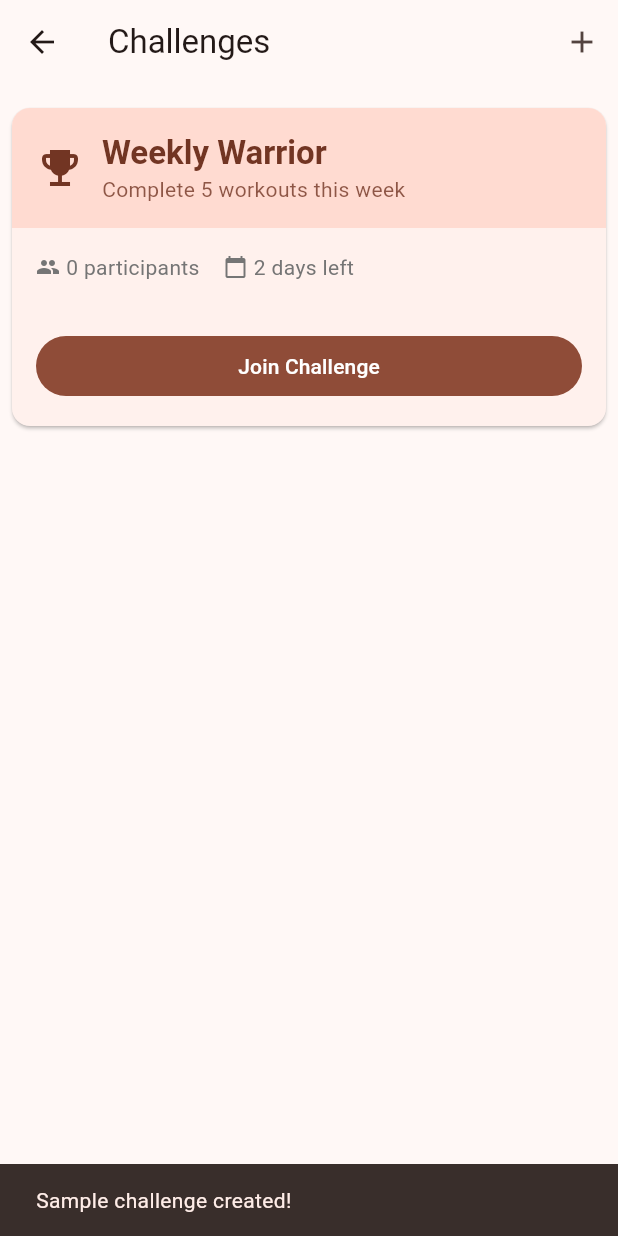
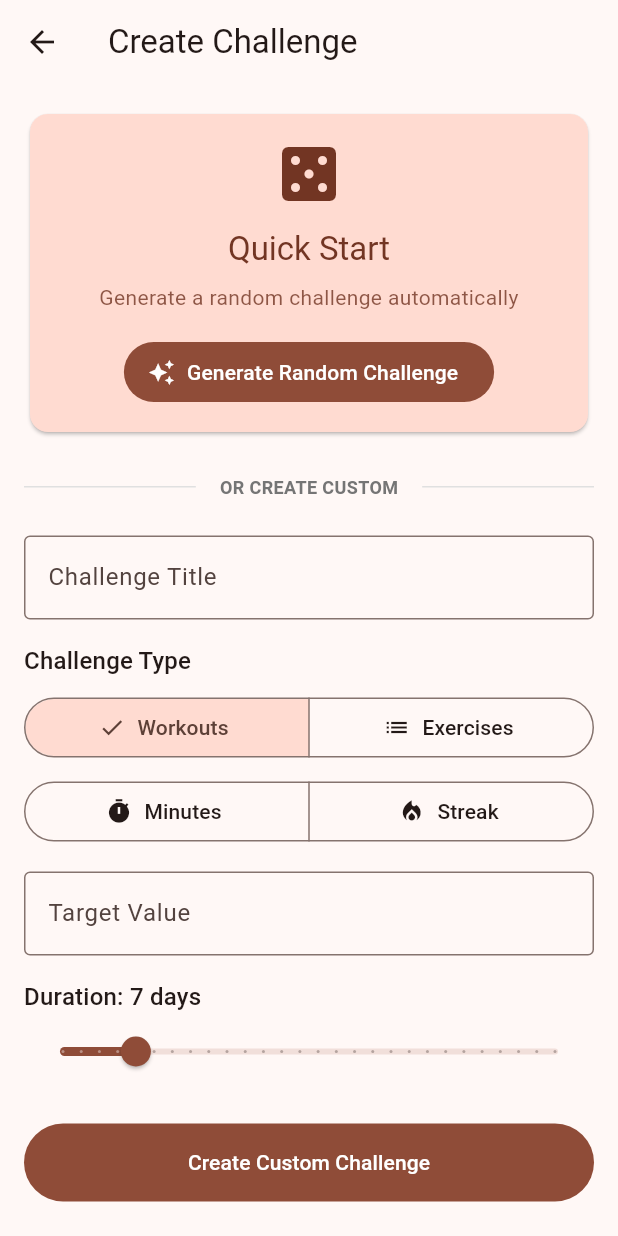
Before and after one commit to rishitaido/MAD_Project2, a Flutter app: the ChallengesScreen screen opened directly, after a tap on the "add" icon, on a phone screen of 412 x 824 dp. Run offline on Flutter 3.47's test engine with Material 3 defaults, Android fonts, the phone set to English and light mode, and no system bars; our stand-ins replace cloud_firestore, firebase_auth, firebase_core, fl_chart, google_sign_in; accounts and stored records are empty.

Commit message:
Updated Challeneges screen to have random challenges

```diff
--- a/lib/models/challenge_model.dart
+++ b/lib/models/challenge_model.dart
@@ -1,15 +1,22 @@
 import 'package:cloud_firestore/cloud_firestore.dart';
+
+enum ChallengeType {
+  totalWorkouts,
+  totalExercises,
+  totalMinutes,
+  consecutiveDays,
+}
 
 class ChallengeModel {
   final String id;
   final String title;
   final String description;
-  final String type; // 'workouts', 'exercises', 'duration'
+  final ChallengeType type;
   final int targetValue;
   final DateTime startDate;
   final DateTime endDate;
   final List<String> participants;
-  final Map<String, int> leaderboard; // userId: count
+  final Map<String, int> leaderboard;
 
   ChallengeModel({
     required this.id,
@@ -28,11 +35,37 @@ class ChallengeModel {
     return now.isAfter(startDate) && now.isBefore(endDate);
   }
 
+  String get typeString {
+    switch (type) {
+      case ChallengeType.totalWorkouts:
+        return 'workouts';
+      case ChallengeType.totalExercises:
+        return 'exercises';
+      case ChallengeType.totalMinutes:
+        return 'minutes';
+      case ChallengeType.consecutiveDays:
+        return 'days';
+    }
+  }
+
+  static ChallengeType typeFromString(String str) {
+    switch (str) {
+      case 'exercises':
+        return ChallengeType.totalExercises;
+      case 'minutes':
+        return ChallengeType.totalMinutes;
+      case 'days':
+        return ChallengeType.consecutiveDays;
+      default:
+        return ChallengeType.totalWorkouts;
+    }
+  }
+
   Map<String, dynamic> toMap() {
     return {
       'title': title,
       'description': description,
-      'type': type,
+      'type': typeString,
       'targetValue': targetValue,
       'startDate': Timestamp.fromDate(startDate),
       'endDate': Timestamp.fromDate(endDate),
@@ -46,7 +79,7 @@ class ChallengeModel {
       id: docId,
       title: map['title'] ?? '',
       description: map['description'] ?? '',
-      type: map['type'] ?? 'workouts',
+      type: typeFromString(map['type'] ?? 'workouts'),
       targetValue: map['targetValue'] ?? 0,
       startDate: (map['startDate'] as Timestamp).toDate(),
       endDate: (map['endDate'] as Timestamp).toDate(),
--- a/lib/screens/home/challenges_screen.dart
+++ b/lib/screens/home/challenges_screen.dart
@@ -1,4 +1,5 @@
 import 'package:flutter/material.dart';
+import 'package:project_2/screens/home/create_challenge_screen.dart';
 import 'package:provider/provider.dart';
 import '../../models/challenge_model.dart';
 import '../../models/user_model.dart';
@@ -19,14 +20,13 @@ class ChallengesScreen extends StatelessWidget {
         actions: [
           IconButton(
             icon: const Icon(Icons.add),
-            onPressed: () async {
-              // Create a sample challenge for testing
-              await dbService.createSampleChallenge();
-              if (context.mounted) {
-                ScaffoldMessenger.of(context).showSnackBar(
-                  const SnackBar(content: Text('Sample challenge created!')),
-                );
-              }
+            onPressed: () {
+              Navigator.push(
+                context,
+                MaterialPageRoute(
+                  builder: (context) => const CreateChallengeScreen(),
+                ),
+              );
             },
           ),
         ],
--- /dev/null
+++ b/lib/screens/home/create_challenge_screen.dart
@@ -0,0 +1,306 @@
+import 'package:flutter/material.dart';
+import '../../models/challenge_model.dart';
+import '../../services/challenge_generator.dart';
+import '../../services/database_service.dart';
+
+class CreateChallengeScreen extends StatefulWidget {
+  const CreateChallengeScreen({super.key});
+
+  @override
+  State<CreateChallengeScreen> createState() => _CreateChallengeScreenState();
+}
+
+class _CreateChallengeScreenState extends State<CreateChallengeScreen> {
+  final _titleController = TextEditingController();
+  final _targetController = TextEditingController();
+  ChallengeType _selectedType = ChallengeType.totalWorkouts;
+  int _duration = 7;
+  bool _isLoading = false;
+
+  @override
+  void dispose() {
+    _titleController.dispose();
+    _targetController.dispose();
+    super.dispose();
+  }
+
+  Future<void> _createChallenge() async {
+    if (_titleController.text.isEmpty || _targetController.text.isEmpty) {
+      ScaffoldMessenger.of(context).showSnackBar(
+        const SnackBar(
+          content: Text('Please fill in all fields'),
+          backgroundColor: Colors.orange,
+        ),
+      );
+      return;
+    }
+
+    setState(() => _isLoading = true);
+
+    try {
+      final challenge = ChallengeGenerator.createCustomChallenge(
+        title: _titleController.text,
+        type: _selectedType,
+        targetValue: int.parse(_targetController.text),
+        durationDays: _duration,
+      );
+
+      await DatabaseService().createChallenge(challenge);
+
+      if (mounted) {
+        Navigator.pop(context);
+        ScaffoldMessenger.of(context).showSnackBar(
+          const SnackBar(
+            content: Text('Challenge created! 🏆'),
+            backgroundColor: Colors.green,
+          ),
+        );
+      }
+    } catch (e) {
+      if (mounted) {
+        ScaffoldMessenger.of(context).showSnackBar(
+          SnackBar(
+            content: Text('Error: $e'),
+            backgroundColor: Colors.red,
+          ),
+        );
+      }
+    } finally {
+      if (mounted) {
+        setState(() => _isLoading = false);
+      }
+    }
+  }
+
+  Future<void> _generateRandomChallenge() async {
+    setState(() => _isLoading = true);
+
+    try {
+      final challenge = ChallengeGenerator.generateRandomChallenge(
+        durationDays: _duration,
+      );
+
+      await DatabaseService().createChallenge(challenge);
+
+      if (mounted) {
+        Navigator.pop(context);
+        ScaffoldMessenger.of(context).showSnackBar(
+          const SnackBar(
+            content: Text('Random challenge created! 🎲'),
+            backgroundColor: Colors.green,
+          ),
+        );
+      }
+    } catch (e) {
+      if (mounted) {
+        ScaffoldMessenger.of(context).showSnackBar(
+          SnackBar(
+            content: Text('Error: $e'),
+            backgroundColor: Colors.red,
+          ),
+        );
+      }
+    } finally {
+      if (mounted) {
+        setState(() => _isLoading = false);
+      }
+    }
+  }
+
+  @override
+  Widget build(BuildContext context) {
+    return Scaffold(
+      appBar: AppBar(
+        title: const Text('Create Challenge'),
+      ),
+      body: SingleChildScrollView(
+        padding: const EdgeInsets.all(16),
+        child: Column(
+          crossAxisAlignment: CrossAxisAlignment.stretch,
+          children: [
+            // Random challenge button
+            Card(
+              color: Theme.of(context).colorScheme.primaryContainer,
+              child: Padding(
+                padding: const EdgeInsets.all(16),
+                child: Column(
+                  children: [
+                    Icon(
+                      Icons.casino,
+                      size: 48,
+                      color: Theme.of(context).colorScheme.onPrimaryContainer,
+                    ),
+                    const SizedBox(height: 12),
+                    Text(
+                      'Quick Start',
+                      style: Theme.of(context).textTheme.titleLarge?.copyWith(
+                            color: Theme.of(context).colorScheme.onPrimaryContainer,
+                          ),
+                    ),
+                    const SizedBox(height: 8),
+                    Text(
+                      'Generate a random challenge automatically',
+                      textAlign: TextAlign.center,
+                      style: TextStyle(
+                        color: Theme.of(context)
+                            .colorScheme
+                            .onPrimaryContainer
+                            .withOpacity(0.8),
+                      ),
+                    ),
+                    const SizedBox(height: 16),
+                    FilledButton.icon(
+                      onPressed: _isLoading ? null : _generateRandomChallenge,
+                      icon: const Icon(Icons.auto_awesome),
+                      label: const Text('Generate Random Challenge'),
+                    ),
+                  ],
+                ),
+              ),
+            ),
+            const SizedBox(height: 24),
+
+            // Divider
+            Row(
+              children: [
+                Expanded(child: Divider(color: Colors.grey[300])),
+                Padding(
+                  padding: const EdgeInsets.symmetric(horizontal: 16),
+                  child: Text(
+                    'OR CREATE CUSTOM',
+                    style: TextStyle(
+                      color: Colors.grey[600],
+                      fontWeight: FontWeight.bold,
+                      fontSize: 12,
+                    ),
+                  ),
+                ),
+                Expanded(child: Divider(color: Colors.grey[300])),
+              ],
+            ),
+            const SizedBox(height: 24),
+
+            // Title
+            TextField(
+              controller: _titleController,
+              decoration: const InputDecoration(
+                labelText: 'Challenge Title',
+                hintText: 'e.g., Beast Week',
+                border: OutlineInputBorder(),
+              ),
+            ),
+            const SizedBox(height: 16),
+
+            // Type selector
+            Text(
+              'Challenge Type',
+              style: Theme.of(context).textTheme.titleMedium,
+            ),
+            const SizedBox(height: 8),
+            SegmentedButton<ChallengeType>(
+              segments: const [
+                ButtonSegment(
+                  value: ChallengeType.totalWorkouts,
+                  label: Text('Workouts'),
+                  icon: Icon(Icons.fitness_center),
+                ),
+                ButtonSegment(
+                  value: ChallengeType.totalExercises,
+                  label: Text('Exercises'),
+                  icon: Icon(Icons.list),
+                ),
+              ],
+              selected: {_selectedType},
+              onSelectionChanged: (Set<ChallengeType> newSelection) {
+                setState(() {
+                  _selectedType = newSelection.first;
+                });
+              },
+            ),
+            const SizedBox(height: 8),
+            SegmentedButton<ChallengeType>(
+              segments: const [
+                ButtonSegment(
+                  value: ChallengeType.totalMinutes,
+                  label: Text('Minutes'),
+                  icon: Icon(Icons.timer),
+                ),
+                ButtonSegment(
+                  value: ChallengeType.consecutiveDays,
+                  label: Text('Streak'),
+                  icon: Icon(Icons.local_fire_department),
+                ),
+              ],
+              selected: {_selectedType},
+              onSelectionChanged: (Set<ChallengeType> newSelection) {
+                setState(() {
+                  _selectedType = newSelection.first;
+                });
+              },
+            ),
+            const SizedBox(height: 16),
+
+            // Target value
+            TextField(
+              controller: _targetController,
+              keyboardType: TextInputType.number,
+              decoration: InputDecoration(
+                labelText: 'Target Value',
+                hintText: _getTargetHint(),
+                border: const OutlineInputBorder(),
+              ),
+            ),
+            const SizedBox(height: 16),
+
+            // Duration slider
+            Text(
+              'Duration: $_duration days',
+              style: Theme.of(context).textTheme.titleMedium,
+            ),
+            Slider(
+              value: _duration.toDouble(),
+              min: 3,
+              max: 30,
+              divisions: 27,
+              label: '$_duration days',
+              onChanged: (value) {
+                setState(() {
+                  _duration = value.toInt();
+                });
+              },
+            ),
+            const SizedBox(height: 24),
+
+            // Create button
+            FilledButton(
+              onPressed: _isLoading ? null : _createChallenge,
+              style: FilledButton.styleFrom(
+                padding: const EdgeInsets.symmetric(vertical: 16),
+              ),
+              child: _isLoading
+                  ? const SizedBox(
+                      height: 20,
+                      width: 20,
+                      child: CircularProgressIndicator(strokeWidth: 2),
+                    )
+                  : const Text('Create Custom Challenge'),
+            ),
+          ],
+        ),
+      ),
+    );
+  }
+
+  String _getTargetHint() {
+    switch (_selectedType) {
+      case ChallengeType.totalWorkouts:
+        return 'e.g., 5';
+      case ChallengeType.totalExercises:
+        return 'e.g., 25';
+      case ChallengeType.totalMinutes:
+        return 'e.g., 120';
+      case ChallengeType.consecutiveDays:
+        return 'e.g., 7';
+    }
+  }
+}
--- /dev/null
+++ b/lib/services/challenge_generator.dart
@@ -0,0 +1,128 @@
+import 'dart:math';
+import '../models/challenge_model.dart';
+
+class ChallengeGenerator {
+  static final Random _random = Random();
+
+  static final List<Map<String, dynamic>> _challengeTemplates = [
+    {
+      'title': 'Weekly Warrior',
+      'description': 'Complete {target} workouts this week',
+      'type': ChallengeType.totalWorkouts,
+      'minTarget': 3,
+      'maxTarget': 7,
+    },
+    {
+      'title': 'Exercise Machine',
+      'description': 'Perform {target} different exercises',
+      'type': ChallengeType.totalExercises,
+      'minTarget': 15,
+      'maxTarget': 30,
+    },
+    {
+      'title': 'Time Grinder',
+      'description': 'Train for {target} minutes total',
+      'type': ChallengeType.totalMinutes,
+      'minTarget': 60,
+      'maxTarget': 180,
+    },
+    {
+      'title': 'Consistency King',
+      'description': 'Workout {target} days in a row',
+      'type': ChallengeType.consecutiveDays,
+      'minTarget': 3,
+      'maxTarget': 7,
+    },
+    {
+      'title': 'Beast Mode Activated',
+      'description': 'Hit {target} workouts before the week ends',
+      'type': ChallengeType.totalWorkouts,
+      'minTarget': 4,
+      'maxTarget': 6,
+    },
+    {
+      'title': 'Volume Master',
+      'description': 'Complete {target} exercises this week',
+      'type': ChallengeType.totalExercises,
+      'minTarget': 20,
+      'maxTarget': 40,
+    },
+    {
+      'title': 'Grind Time',
+      'description': 'Spend {target} minutes training',
+      'type': ChallengeType.totalMinutes,
+      'minTarget': 90,
+      'maxTarget': 150,
+    },
+    {
+      'title': 'Streak Seeker',
+      'description': 'Build a {target}-day workout streak',
+      'type': ChallengeType.consecutiveDays,
+      'minTarget': 4,
+      'maxTarget': 7,
+    },
+  ];
+
+  static ChallengeModel generateRandomChallenge({int durationDays = 7}) {
+    final template = _challengeTemplates[_random.nextInt(_challengeTemplates.length)];
+
+    final minTarget = template['minTarget'] as int;
+    final maxTarget = template['maxTarget'] as int;
+    final targetValue = minTarget + _random.nextInt(maxTarget - minTarget + 1);
+
+    final now = DateTime.now();
+    final startDate = DateTime(now.year, now.month, now.day);
+    final endDate = startDate.add(Duration(days: durationDays));
+
+    return ChallengeModel(
+      id: '',
+      title: template['title'] as String,
+      description: (template['description'] as String).replaceAll('{target}', targetValue.toString()),
+      type: template['type'] as ChallengeType,
+      targetValue: targetValue,
+      startDate: startDate,
+      endDate: endDate,
+      participants: [],
+      leaderboard: {},
+    );
+  }
+
+  static ChallengeModel createCustomChallenge({
+    required String title,
+    required ChallengeType type,
+    required int targetValue,
+    required int durationDays,
+  }) {
+    final now = DateTime.now();
+    final startDate = DateTime(now.year, now.month, now.day);
+    final endDate = startDate.add(Duration(days: durationDays));
+
+    String description;
+    switch (type) {
+      case ChallengeType.totalWorkouts:
+        description = 'Complete $targetValue workouts';
+        break;
+      case ChallengeType.totalExercises:
+        description = 'Perform $targetValue exercises';
+        break;
+      case ChallengeType.totalMinutes:
+        description = 'Train for $targetValue minutes';
+        break;
+      case ChallengeType.consecutiveDays:
+        description = 'Workout $targetValue days in a row';
+        break;
+    }
+
+    return ChallengeModel(
+      id: '',
+      title: title,
+      description: description,
+      type: type,
+      targetValue: targetValue,
+      startDate: startDate,
+      endDate: endDate,
+      participants: [],
+      leaderboard: {},
+    );
+  }
+}
--- a/lib/services/database_service.dart
+++ b/lib/services/database_service.dart
@@ -25,7 +25,7 @@ class DatabaseService {
     await _firestore.collection('users').doc(uid).update(data);
   }
 
-  // Add workout also send to screen so it shows up
+  // Add workout
   Future<String> addWorkout(WorkoutModel workout) async {
     final docRef = await _firestore.collection('workouts').add(workout.toMap());
     return docRef.id;
@@ -46,7 +46,6 @@ class DatabaseService {
           return workouts;
         });
   }
-
 
   // Get public feed
   Stream<List<WorkoutModel>> getPublicFeed() {
@@ -69,6 +68,7 @@ class DatabaseService {
     String? userPhoto,
     String? caption,
   }) async {
+    try {
       final post = {
         'workoutId': workoutId,
         'userId': userId,
@@ -80,6 +80,11 @@ class DatabaseService {
         'commentCount': 0,
       };
       await _firestore.collection('posts').add(post);
+      print('✅ Post created successfully');
+    } catch (e) {
+      print('❌ Error creating post: $e');
+      rethrow;
+    }
   }
 
   // Get feed posts
@@ -163,6 +168,11 @@ class DatabaseService {
     });
   }
 
+  // Create challenge
+  Future<void> createChallenge(ChallengeModel challenge) async {
+    await _firestore.collection('challenges').add(challenge.toMap());
+  }
+
   // Update challenge progress (call this when user logs workout)
   Future<void> updateChallengeProgress(String userId) async {
     final challenges = await _firestore
@@ -180,26 +190,4 @@ class DatabaseService {
       });
     }
   }
-
-  // Create a sample challenge (for testing)
-  Future<void> createSampleChallenge() async {
-    final now = DateTime.now();
-    final endOfWeek = now.add(Duration(days: 7 - now.weekday));
-
-    final challenge = ChallengeModel(
-      id: '',
-      title: 'Weekly Warrior',
-      description: 'Complete 5 workouts this week',
-      type: 'workouts',
-      targetValue: 5,
-      startDate: now.subtract(const Duration(days: 1)),
-      endDate: endOfWeek,
-      participants: [],
-      leaderboard: {},
-    );
-
-    await _firestore.collection('challenges').add(challenge.toMap());
 }
-
-
-}
```
Lines whose indentation alone changed are shown as unchanged.
